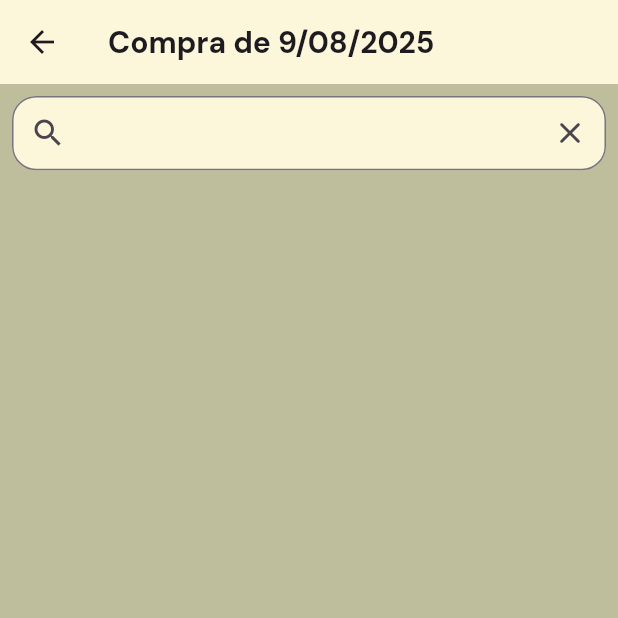
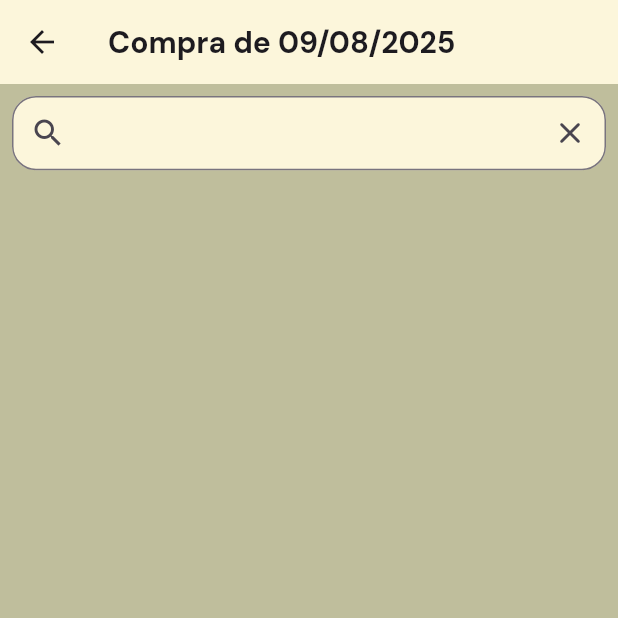
Before and after one commit to Mello8266/carrinho-compra, a Flutter app: the screen it shows after launch, after a tap on the "add" icon, on a phone screen of 412 x 824 dp, the top half of it. Run offline on Flutter 3.47's test engine with Material 3 defaults, Android fonts, the phone set to English and light mode, and no system bars; our stand-ins replace hive, hive_flutter; accounts and stored records are empty.

Commit message:
Continuar a mudança do tittle do appbar

```diff
--- /dev/null
+++ b/carrinho_compra/lib/controller/controll_view.dart
@@ -0,0 +1,26 @@
+class ControllView{
+  // formatar data
+  String formatDate(){
+    String day = DateTime.now().day.toString();
+    String month = DateTime.now().month.toString();
+    String year = DateTime.now().year.toString();
+
+    if(day.length < 2){
+      day = '0$day';
+    }
+
+    if (month.length < 2){
+      month = '0$month';
+    }
+
+    String format = '$day/$month/$year';
+
+    return format;
+  }
+
+  // Formatar num
+  String formatNum({required double n}){
+    String f = n.toStringAsFixed(2).replaceAll('.', ',');
+    return f;
+  }
+}
--- a/carrinho_compra/lib/main.dart
+++ b/carrinho_compra/lib/main.dart
@@ -18,6 +18,8 @@ class MyApp extends StatelessWidget {
     return MaterialApp(
       debugShowCheckedModeBanner: false,
       theme: ThemeData(
+        hintColor: Colors.black,
+        focusColor: Colors.black,
         scaffoldBackgroundColor: color["backgroundScreen"],
         primarySwatch: Colors.grey,
         textSelectionTheme: const TextSelectionThemeData(
--- a/carrinho_compra/lib/view/card_screen.dart
+++ b/carrinho_compra/lib/view/card_screen.dart
@@ -2,6 +2,7 @@ import 'package:carrinho_compra/controller/card_screen_control.dart';
 import 'package:carrinho_compra/repositore/item_list.dart';
 import 'package:carrinho_compra/widgets/card/card_item.dart';
 import 'package:carrinho_compra/widgets/card/pop_up.dart';
+import 'package:carrinho_compra/widgets/card/popup_appbar.dart';
 import 'package:carrinho_compra/widgets/card/price_widget.dart';
 import 'package:carrinho_compra/widgets/initial/floating_button.dart';
 import 'package:carrinho_compra/widgets/search_bar.dart';
@@ -11,7 +12,8 @@ import 'package:flutter/material.dart';
 // ignore: must_be_immutable
 class CardScreen extends StatefulWidget {
   ItemList itemList;
-  CardScreen({super.key, required this.itemList});
+  String appBarName;
+  CardScreen({super.key, required this.itemList, required this.appBarName});
 
   @override
   State<CardScreen> createState() => _CardScreenState();
@@ -19,13 +21,38 @@ class CardScreen extends StatefulWidget {
 
 class _CardScreenState extends State<CardScreen> {
   final CardScreenControl controllView = CardScreenControl();
+
   late ItemList itemList;
 
+  late String appBarName;
+  TextEditingController controllAppbar = TextEditingController();
+
+  bool _isLoading = false;
+
+  void isLoading(){
+    setState(() {
+      _isLoading = !_isLoading;
+    });
+  }
 
   @override
   void initState() {
     super.initState();
     itemList = widget.itemList;
+    appBarName = widget.appBarName;
+    controllAppbar.addListener(() => updateTitle(controllAppbar.text));
+  }
+
+  void updateTitle(String newTitle) {
+    setState(() {
+      appBarName = newTitle.isEmpty ? widget.appBarName : newTitle;
+    });
+  }
+
+  @override
+  void dispose() {
+    controllAppbar.dispose();
+    super.dispose();
   }
 
   @override
@@ -33,9 +60,20 @@ class _CardScreenState extends State<CardScreen> {
     final width = MediaQuery.of(context).size.width;
     final height = MediaQuery.of(context).size.height;
 
-    return Scaffold(
+    return _isLoading
+    ? const Scaffold(
+      body: Center(child: CircularProgressIndicator(),),
+    )
+    : Scaffold(
       appBar: AppBar(
-        title: textAppBar(text: "Compra de ${controllView.formatDate()}"),
+        title: GestureDetector(
+          onLongPress: () {
+            final popUp = PopupAppbar(controllAppbar: controllAppbar);
+
+            return popUp.popupAppbar(context);
+          },
+          child: textAppBar(text: appBarName),
+        ),
         backgroundColor: color["backgroundCard"],
       ),
 
@@ -79,6 +117,6 @@ class _CardScreenState extends State<CardScreen> {
           PriceWidget(price: 'Preço total: R\$ ${controllView.formatNum(n: controllView.calcPriceTotal(list: itemList.itens))}',)
         ],
       ),
-    );
+    )    ;
   }
 }
--- a/carrinho_compra/lib/view/initial_screen.dart
+++ b/carrinho_compra/lib/view/initial_screen.dart
@@ -1,3 +1,4 @@
+import 'package:carrinho_compra/controller/controll_view.dart';
 import 'package:carrinho_compra/repositore/card_list.dart';
 import 'package:carrinho_compra/repositore/item_list.dart';
 import 'package:carrinho_compra/view/card_screen.dart';
@@ -16,6 +17,7 @@ class InitialScreen extends StatefulWidget {
 
 class _InitialScreenState extends State<InitialScreen> {
   final CardList cardList = CardList();
+  final controll = ControllView();
 
   @override
   void initState() {
@@ -40,7 +42,7 @@ class _InitialScreenState extends State<InitialScreen> {
         callView: () => Navigator.push(context,
           MaterialPageRoute(builder: (_) {
             ItemList newObj = ItemList(itens: []);
-            return CardScreen(itemList: newObj,);
+            return CardScreen(itemList: newObj, appBarName: 'Compra de ${controll.formatDate()}',);
           })
         )
       ),
```
Also changed, not shown: carrinho_compra/lib/controller/card_screen_control.dart (+22 -21 lines), carrinho_compra/lib/widgets/card/popup_appbar.dart (added, +42 -0 lines).
